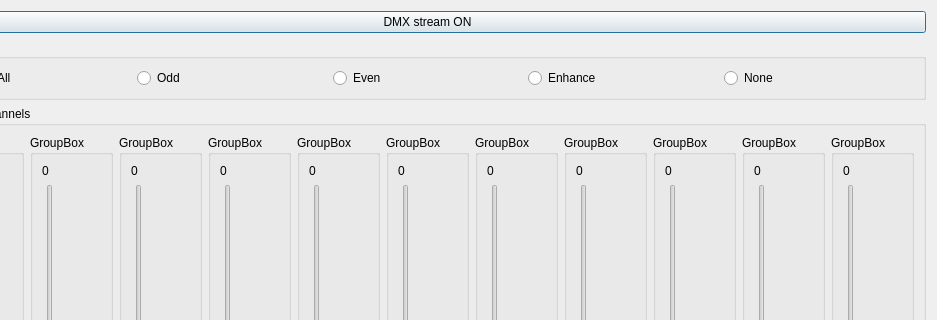
chagtraife/bump_AG, file AG/AG/dmxconsole.ui: the form before one commit; both pictures show x 82 to 1019 and y 0 to 320 of the 1019 by 438 pixel window.
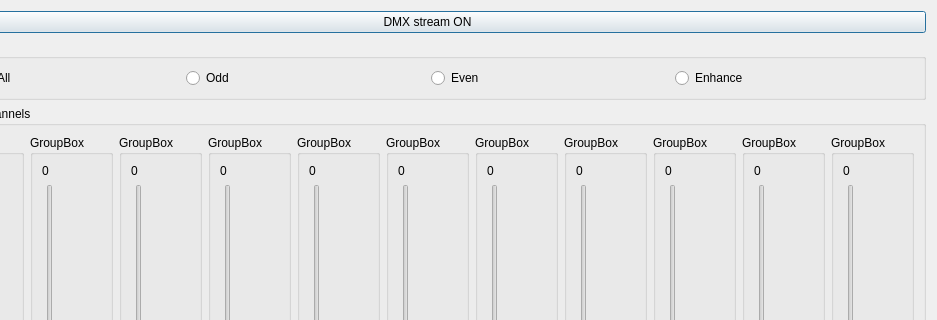
The form after the commit. Icons and pictures are not drawn.

```diff
--- a/AG/AG/dmxconsole.ui
+++ b/AG/AG/dmxconsole.ui
@@ -62,13 +62,6 @@
         </property>
        </widget>
       </item>
-      <item row="0" column="4">
-       <widget class="QRadioButton" name="rd_None">
-        <property name="text">
-         <string>None</string>
-        </property>
-       </widget>
-      </item>
      </layout>
     </widget>
    </item>
```
Left out of the diff: 18 changed lines with no effect on the pictures.
